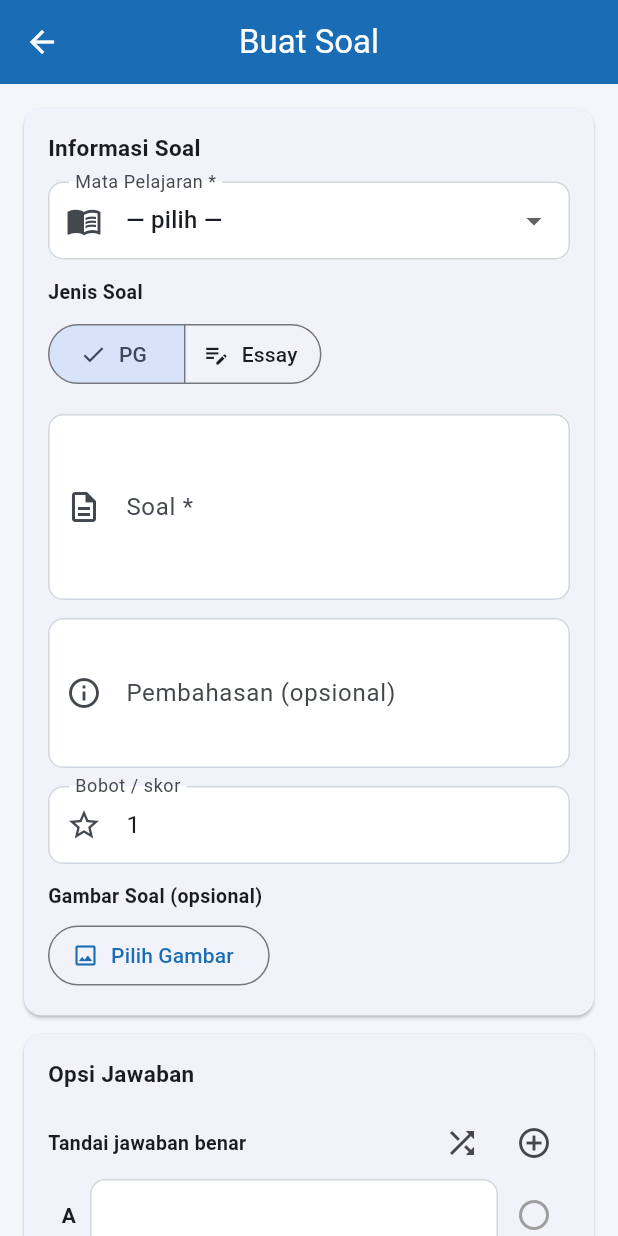
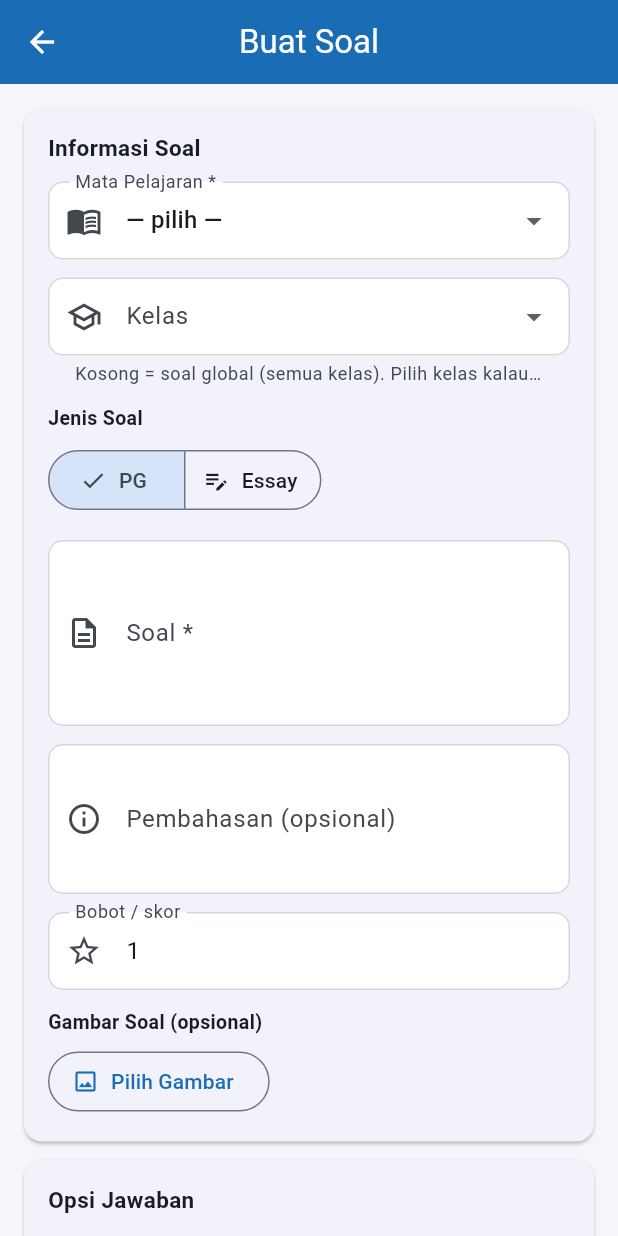
Before and after one commit to iznats96-del/cbt-sekolah, a Flutter app: the BankSoalScreen screen opened directly, after a tap on the "add" icon, on a phone screen of 412 x 824 dp. Run offline on Flutter 3.47's test engine with Material 3 defaults, Android fonts, the phone set to English and light mode, and no system bars; our stand-ins replace file_picker, pdf, printing, qr_flutter, shared_preferences, supabase_flutter; missing offline and left inert: mobile_scanner; accounts and stored records are empty.

Commit message:
feat: bank soal per-kelas (kolom kelas_id, filter form ujian, badge di list, migration 0044)

```diff
--- a/lib/screens/admin/bank_soal_screen.dart
+++ b/lib/screens/admin/bank_soal_screen.dart
@@ -43,7 +43,7 @@ class _BankSoalScreenState extends State<BankSoalScreen> {
     try {
       final rows = await Api.client
           .from('bank_soal')
-          .select('*,mata_pelajaran(nama)')
+          .select('*,mata_pelajaran(nama),kelas(nama)')
           .order('created_at', ascending: false);
       if (!mounted) return;
       setState(() {
@@ -418,6 +418,24 @@ class _MapelCardState extends State<MapelCard> {
                     Text('Bobot: ${s['bobot'] ?? 1}',
                         style: TextStyle(
                             fontSize: 11, color: Colors.grey.shade500)),
+                    if (s['kelas'] is Map &&
+                        (s['kelas'] as Map)['nama'] != null) ...[
+                      const SizedBox(width: 6),
+                      Container(
+                        padding: const EdgeInsets.symmetric(
+                            horizontal: 6, vertical: 2),
+                        decoration: BoxDecoration(
+                          color: const Color(0xFFDBEAFE),
+                          borderRadius: BorderRadius.circular(4),
+                        ),
+                        child: Text(
+                            'Kelas: ${(s['kelas'] as Map)['nama']}',
+                            style: const TextStyle(
+                                fontSize: 9,
+                                fontWeight: FontWeight.bold,
+                                color: Color(0xFF1D4ED8))),
+                      ),
+                    ],
                   ],
                 ),
                 const SizedBox(height: 4),
--- a/lib/screens/shared/soal_form_screen.dart
+++ b/lib/screens/shared/soal_form_screen.dart
@@ -26,12 +26,14 @@ class _SoalFormScreenState extends State<SoalFormScreen> {
 
   String _jenis = 'pg';
   String? _mapelId;
+  String? _kelasId; // NULL = global semua kelas
   List<TextEditingController> _opsi = [];
   int? _kunciIdx;
   String _essayKunci = '';
 
   bool _loading = false;
   List<DropdownItem> _mapelOptions = [];
+  List<DropdownItem> _kelasOptions = [];
 
   String? _gambarUrl;
   bool _uploading = false;
@@ -40,12 +42,14 @@ class _SoalFormScreenState extends State<SoalFormScreen> {
   void initState() {
     super.initState();
     _loadMapel();
+    _loadKelas();
     final init = widget.initial;
     if (init != null) {
       _jenis = init['jenis']?.toString() ?? 'pg';
       // Jenis jodoh sudah dihapus — fallback ke PG supaya form tetap jalan.
       if (_jenis != 'pg' && _jenis != 'essay') _jenis = 'pg';
       _mapelId = init['mapel_id']?.toString();
+      _kelasId = init['kelas_id']?.toString();
       _soalCtrl.text = init['soal']?.toString() ?? '';
       _pembahasanCtrl.text = init['pembahasan']?.toString() ?? '';
       _bobotCtrl.text = '${init['bobot'] ?? 1}';
@@ -88,6 +92,19 @@ class _SoalFormScreenState extends State<SoalFormScreen> {
       final options = await fetchDropdown('mata_pelajaran', 'nama', 'id');
       if (!mounted) return;
       setState(() => _mapelOptions = options);
+    } catch (_) {}
+  }
+
+  Future<void> _loadKelas() async {
+    try {
+      final rows = await Api.client.from('kelas').select('id,nama').order('nama');
+      if (!mounted) return;
+      setState(() {
+        _kelasOptions = [
+          ...(rows as List).map((r) => DropdownItem(
+              '${r['id']}', '${r['nama']}')),
+        ];
+      });
     } catch (_) {}
   }
 
@@ -169,6 +186,7 @@ class _SoalFormScreenState extends State<SoalFormScreen> {
       final bobot = num.tryParse(_bobotCtrl.text.trim()) ?? 1;
       final data = <String, dynamic>{
         'mapel_id': _mapelId,
+        'kelas_id': _kelasId, // NULL = global semua kelas
         'jenis': _jenis,
         'soal': _soalCtrl.text.trim(),
         'opsi': opsi,
@@ -259,6 +277,22 @@ class _SoalFormScreenState extends State<SoalFormScreen> {
                 items: [const DropdownMenuItem(value: null, child: Text('— pilih —')), ..._mapelOptions
                     .map((o) => DropdownMenuItem(value: o.value, child: Text(o.label)))],
                 onChanged: (v) => setState(() => _mapelId = v),
+              ),
+              const SizedBox(height: 12),
+              DropdownButtonFormField<String>(
+                initialValue: _kelasId,
+                decoration: const InputDecoration(
+                  labelText: 'Kelas',
+                  prefixIcon: Icon(Icons.school_outlined),
+                  helperText: 'Kosong = soal global (semua kelas). Pilih kelas kalau soal khusus kelas itu.',
+                ),
+                items: [
+                  const DropdownMenuItem(value: '', child: Text('Semua Kelas (global)')),
+                  ..._kelasOptions
+                      .where((o) => o.value != null)
+                      .map((o) => DropdownMenuItem(value: o.value, child: Text(o.label))),
+                ],
+                onChanged: (v) => setState(() => _kelasId = (v == null || v.isEmpty) ? null : v),
               ),
               const SizedBox(height: 12),
               const Text('Jenis Soal', style: TextStyle(fontWeight: FontWeight.bold, fontSize: 13)),
```
Also changed, not shown: lib/screens/admin/ujian_form_screen.dart (+21 -9 lines), lib/screens/guru/bank_soal_screen.dart (+19 -1 lines), 1 other file.
